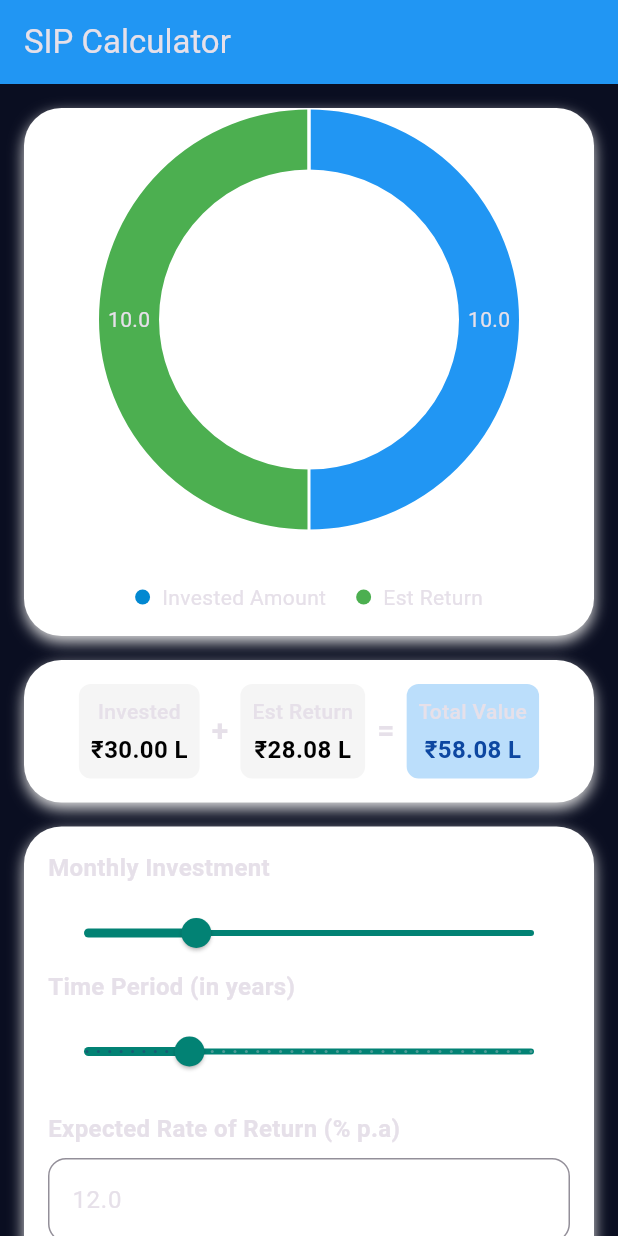
After one commit to Paul-sharon/Funds-Genie, a Flutter app: the SIPCalculatorScreen screen opened directly, on a phone screen of 412 x 824 dp. The commit adds this screen. Run offline on Flutter 3.47's test engine with Material 3 defaults, Android fonts, the phone set to English and light mode, and no system bars; drawn by our look-alikes of fl_chart.

Commit message:
SIP Calculator & Pubspec.yaml Package of Pie Chart done

```diff
--- a/lib/More/Morepage.dart
+++ b/lib/More/Morepage.dart
@@ -2,6 +2,7 @@ import 'package:flutter/material.dart';
 import '../portfolio/portfolio.dart';
 import '../screens/dashboard.dart';
 import '../invest/invest.dart';
+import 'SIPCalculator.dart';
 class Morepage extends StatefulWidget {
   @override
   _MorepageState createState() => _MorepageState();
@@ -82,7 +83,7 @@ class _MorepageState extends State<Morepage> {
                       onPressed: () {
                         Navigator.push(
                           context,
-                          MaterialPageRoute(builder: (context) => Invest()),
+                          MaterialPageRoute(builder: (context) => SIPCalculator()),
                         );
                       },
                     ),
--- /dev/null
+++ b/lib/More/SIPCalculator.dart
@@ -0,0 +1,255 @@
+import 'package:flutter/material.dart';
+import 'package:fl_chart/fl_chart.dart';
+
+class SIPCalculator extends StatelessWidget {
+  @override
+  Widget build(BuildContext context) {
+    return MaterialApp(
+      debugShowCheckedModeBanner: false,
+      home: SIPCalculatorScreen(),
+    );
+  }
+}
+
+class SIPCalculatorScreen extends StatelessWidget {
+  @override
+  Widget build(BuildContext context) {
+    return Scaffold(
+      appBar: AppBar(
+        title: const Text('SIP Calculator'),
+        backgroundColor: Colors.blue,
+      ),
+      body: SingleChildScrollView(
+        padding: const EdgeInsets.all(16.0),
+        child: Column(
+          children: [
+            _buildContainer(
+              child: Column(
+                children: [
+                  SizedBox(
+                    height: 250,
+                    child: PieChart(
+                      PieChartData(
+                        sections: [
+                          PieChartSectionData(
+                            color: Colors.blue,
+                            radius: 40,
+                          ),
+                          PieChartSectionData(
+                            color: Colors.green,
+                            radius: 40,
+                          ),
+                        ],
+                        sectionsSpace: 2,
+                        centerSpaceRadius: 100,
+                        startDegreeOffset: -90,
+                      ),
+                    ),
+                  ),
+                  const SizedBox(height: 50),
+                  Row(
+                    mainAxisAlignment: MainAxisAlignment.center,
+                    children: [
+                      _legend(Color(0xFF0288D1), 'Invested Amount'),
+                      const SizedBox(width: 20),
+                      _legend(Color(0xFF4CAF50), 'Est Return'),
+                    ],
+                  ),
+                ],
+              ),
+            ),
+            const SizedBox(height: 16),
+            _buildContainer(
+              child: const InvestmentSummary(),
+            ),
+            const SizedBox(height: 16),
+            _buildContainer(
+              child: InvestmentCalculator(),
+            ),
+          ],
+        ),
+      ),
+    );
+  }
+
+  Widget _buildContainer({required Widget child}) {
+    return Container(
+      padding: const EdgeInsets.all(16.0),
+      decoration: BoxDecoration(
+        color: Colors.white,
+        borderRadius: BorderRadius.circular(25.0),
+        boxShadow: [
+          BoxShadow(
+            color: Colors.grey.shade300,
+            blurRadius: 8.0,
+            offset: const Offset(0, 4),
+          ),
+        ],
+      ),
+      child: child,
+    );
+  }
+
+  Widget _legend(Color color, String label) {
+    return Row(
+      children: [
+        CircleAvatar(radius: 5, backgroundColor: color),
+        const SizedBox(width: 8),
+        Text(label, style: const TextStyle(fontSize: 14)),
+      ],
+    );
+  }
+}
+
+class InvestmentSummary extends StatelessWidget {
+  const InvestmentSummary({Key? key}) : super(key: key);
+
+  @override
+  Widget build(BuildContext context) {
+    return Row(
+      mainAxisAlignment: MainAxisAlignment.center,
+      children: [
+        _buildValueSection('Invested', '₹30.00 L'),
+        const Padding(
+          padding: EdgeInsets.symmetric(horizontal: 8.0),
+          child: Text('+', style: TextStyle(fontSize: 20, fontWeight: FontWeight.bold)),
+        ),
+        _buildValueSection('Est Return', '₹28.08 L'),
+        const Padding(
+          padding: EdgeInsets.symmetric(horizontal: 8.0),
+          child: Text('=', style: TextStyle(fontSize: 20, fontWeight: FontWeight.bold)),
+        ),
+        _buildValueSection('Total Value', '₹58.08 L', highlight: true),
+      ],
+    );
+  }
+
+  Widget _buildValueSection(String label, String value, {bool highlight = false}) {
+    return Container(
+      padding: const EdgeInsets.all(8.0),
+      decoration: BoxDecoration(
+        color: highlight ? Colors.blue[100] : Colors.grey[100],
+        borderRadius: BorderRadius.circular(8),
+      ),
+      child: Column(
+        children: [
+          Text(label, style: TextStyle(fontSize: 14, fontWeight: FontWeight.w500)),
+          const SizedBox(height: 4),
+          Text(
+            value,
+            style: TextStyle(fontSize: 16, fontWeight: FontWeight.bold, color: highlight ? Colors.blue[900] : Colors.black),
+          ),
+        ],
+      ),
+    );
+  }
+}
+
+class InvestmentCalculator extends StatefulWidget {
+  @override
+  _InvestmentCalculatorState createState() => _InvestmentCalculatorState();
+}
+
+class _InvestmentCalculatorState extends State<InvestmentCalculator> {
+  double _monthlyInvestment = 25000;
+  double _timePeriod = 10;
+  double _rateOfReturn = 12;
+  late TextEditingController _rateController;
+
+  @override
+  void initState() {
+    super.initState();
+    _rateController = TextEditingController(text: _rateOfReturn.toStringAsFixed(1));
+  }
+
+  @override
+  void dispose() {
+    _rateController.dispose();
+    super.dispose();
+  }
+
+  @override
+  Widget build(BuildContext context) {
+    return Column(
+      crossAxisAlignment: CrossAxisAlignment.start,
+      children: [
+        _sliderRow(
+          label: 'Monthly Investment',
+          value: _monthlyInvestment,
+          min: 500,
+          max: 100000,
+          divisions: 199,
+          onChanged: (value) => setState(() => _monthlyInvestment = value),
+        ),
+        _sliderRow(
+          label: 'Time Period (in years)',
+          value: _timePeriod,
+          min: 1,
+          max: 40,
+          divisions: 39,
+          onChanged: (value) => setState(() => _timePeriod = value),
+        ),
+        const SizedBox(height: 16),
+        const Text(
+          'Expected Rate of Return (% p.a)',
+          style: TextStyle(fontSize: 16, fontWeight: FontWeight.bold),
+        ),
+        const SizedBox(height: 8),
+        TextField(
+          controller: _rateController,
+          decoration: InputDecoration(
+            border: OutlineInputBorder(borderRadius: BorderRadius.circular(12.0)),
+          ),
+          keyboardType: TextInputType.number,
+          onSubmitted: (value) => setState(() {
+            _rateOfReturn = double.tryParse(value) ?? _rateOfReturn;
+          }),
+        ),
+        const SizedBox(height: 16),
+        ElevatedButton(
+          onPressed: () {
+            ScaffoldMessenger.of(context).showSnackBar(SnackBar(
+              content: Text(
+                'Monthly Investment: ₹$_monthlyInvestment\nTime Period: $_timePeriod years\nRate of Return: $_rateOfReturn%',
+              ),
+            ));
+          },
+          child: const Text('Calculate'),
+        ),
+      ],
+    );
+  }
+
+  Widget _sliderRow({
+    required String label,
+    required double value,
+    required double min,
+    required double max,
+    required int divisions,
+    required ValueChanged<double> onChanged,
+  }) {
+    return Column(
+      crossAxisAlignment: CrossAxisAlignment.start,
+      children: [
+        Text(label, style: const TextStyle(fontSize: 16, fontWeight: FontWeight.bold)),
+        const SizedBox(height: 8),
+        SliderTheme(
+          data: SliderTheme.of(context).copyWith(
+            activeTrackColor: Color(0xFF028274),
+            inactiveTrackColor: Color(0xFF028274),
+            thumbColor: Color(0xFF028274),
+            overlayColor: Color(0xFF028274),
+          ),
+          child: Slider(
+            value: value,
+            min: min,
+            max: max,
+            divisions: divisions,
+            label: value.toStringAsFixed(0),
+            onChanged: onChanged,
+          ),
+        ),
+      ],
+    );
+  }
+}
--- a/pubspec.yaml
+++ b/pubspec.yaml
@@ -12,6 +12,7 @@ environment:
 dependencies:
   flutter:
     sdk: flutter
+  fl_chart: ^0.70.1
 
 
   cupertino_icons: ^1.0.8
```
Also changed, not shown: pubspec.lock.
